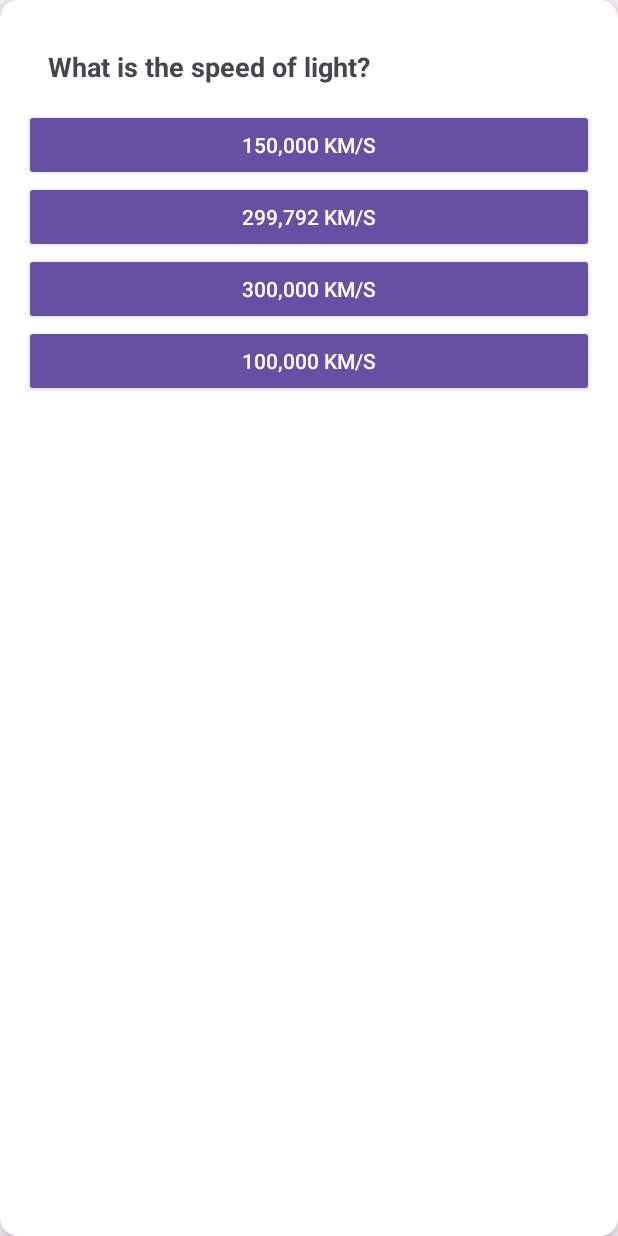
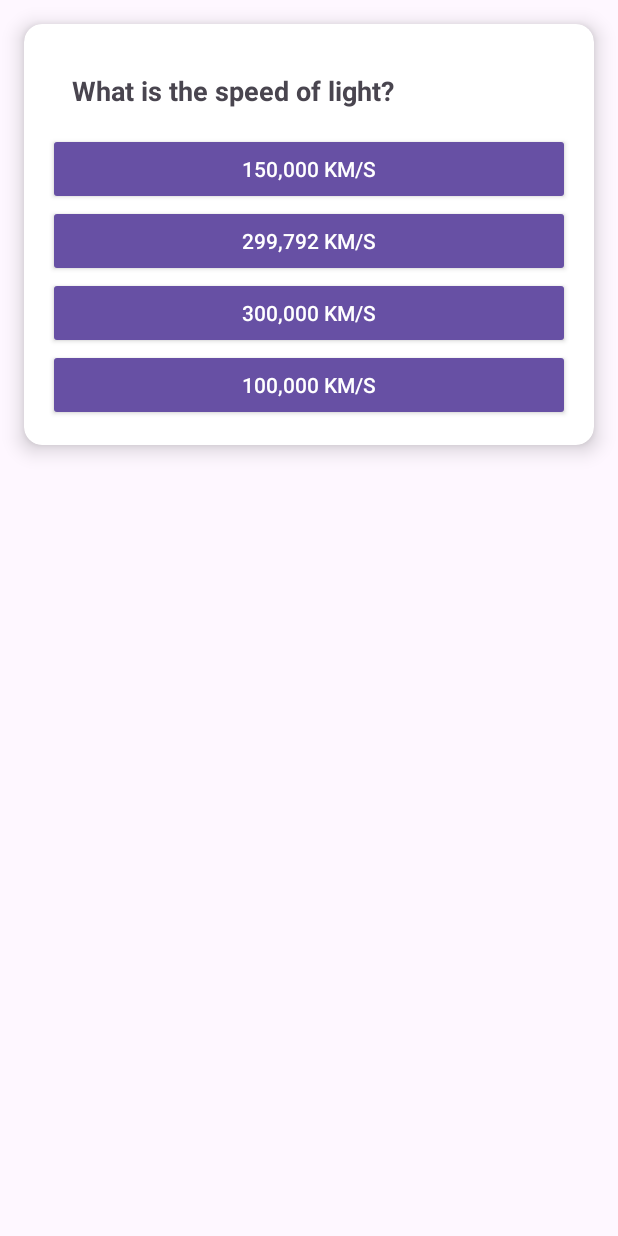
Before and after one commit to blurridge/iStudy, an Android app: the screen it shows after launch (TakeQuizActivity), after a tap on "Review", on a phone screen of 412 x 824 dp. Run offline under Robolectric (Android 15) with nearby library versions, the phone set to English and light mode, and no system bars.

Commit message:
broke down takequizactivity into 2 fragments QuizFragment(functional) and QuizResultFragment(empty)

```diff
--- /dev/null
+++ b/app/src/main/java/com/example/istudy/QuizFragment.kt
@@ -0,0 +1,89 @@
+package com.example.istudy
+
+import android.os.Bundle
+import android.view.LayoutInflater
+import android.view.View
+import android.view.ViewGroup
+import androidx.fragment.app.Fragment
+import androidx.core.view.ViewCompat
+import androidx.core.view.WindowInsetsCompat
+import com.example.istudy.databinding.FragmentQuizBinding
+
+class QuizFragment : Fragment() {
+
+    private lateinit var binding: FragmentQuizBinding
+    private lateinit var dbHelper: DBHelper
+    private lateinit var questions: List<QuestionModel>
+    private var currentQuestionIndex = 0
+
+    override fun onCreateView(
+        inflater: LayoutInflater, container: ViewGroup?,
+        savedInstanceState: Bundle?
+    ): View? {
+        binding = FragmentQuizBinding.inflate(inflater, container, false)
+        return binding.root
+    }
+
+    override fun onViewCreated(view: View, savedInstanceState: Bundle?) {
+        super.onViewCreated(view, savedInstanceState)
+
+        ViewCompat.setOnApplyWindowInsetsListener(binding.root) { v, insets ->
+            val systemBars = insets.getInsets(WindowInsetsCompat.Type.systemBars())
+            v.setPadding(systemBars.left, systemBars.top, systemBars.right, systemBars.bottom)
+            insets
+        }
+
+        val topicId = requireActivity().intent.getStringExtra("TOPIC_ID") ?: return
+
+        dbHelper = DBHelper(requireContext())
+
+        questions = dbHelper.getQuestions(topicId.toLong())
+
+        if (questions.isNotEmpty()) {
+            displayQuestion(0)
+        } else {
+            binding.questionTextView.text = "No questions available for this topic."
+        }
+
+        binding.choice1Button.setOnClickListener { checkAnswer(1) }
+        binding.choice2Button.setOnClickListener { checkAnswer(2) }
+        binding.choice3Button.setOnClickListener { checkAnswer(3) }
+        binding.choice4Button.setOnClickListener { checkAnswer(4) }
+    }
+
+    private fun displayQuestion(index: Int) {
+        val question = questions[index]
+        binding.questionTextView.text = question.question
+        binding.choice1Button.text = question.choice1
+        binding.choice2Button.text = question.choice2
+        binding.choice3Button.text = question.choice3
+        binding.choice4Button.text = question.choice4
+    }
+
+    private fun checkAnswer(selectedChoice: Int) {
+        val question = questions[currentQuestionIndex]
+        val correctAnswer = question.answer
+
+        val selectedAnswer = when (selectedChoice) {
+            1 -> question.choice1
+            2 -> question.choice2
+            3 -> question.choice3
+            4 -> question.choice4
+            else -> ""
+        }
+
+        if (selectedAnswer == correctAnswer) {
+            // For Correct Answer
+        } else {
+            // For Wrong Answer
+        }
+
+        // Go to next question or if done
+        currentQuestionIndex++
+        if (currentQuestionIndex < questions.size) {
+            displayQuestion(currentQuestionIndex)
+        } else {
+            // After all questions are done
+        }
+    }
+}
--- a/app/src/main/java/com/example/istudy/TakeQuizActivity.kt
+++ b/app/src/main/java/com/example/istudy/TakeQuizActivity.kt
@@ -1,84 +1,20 @@
 package com.example.istudy
 
 import android.os.Bundle
-import android.util.Log
 import androidx.activity.enableEdgeToEdge
 import androidx.appcompat.app.AppCompatActivity
-import androidx.core.view.ViewCompat
-import androidx.core.view.WindowInsetsCompat
-import com.example.istudy.databinding.ActivityTakeQuizBinding
 
 class TakeQuizActivity : AppCompatActivity() {
-
-    private lateinit var binding: ActivityTakeQuizBinding
-    private lateinit var dbHelper: DBHelper
-    private lateinit var questions: List<QuestionModel>
-    private var currentQuestionIndex = 0
 
     override fun onCreate(savedInstanceState: Bundle?) {
         super.onCreate(savedInstanceState)
         enableEdgeToEdge()
+        setContentView(R.layout.activity_take_quiz)
 
-        binding = ActivityTakeQuizBinding.inflate(layoutInflater)
-        setContentView(binding.root)
-
-        ViewCompat.setOnApplyWindowInsetsListener(binding.root) { v, insets ->
-            val systemBars = insets.getInsets(WindowInsetsCompat.Type.systemBars())
-            v.setPadding(systemBars.left, systemBars.top, systemBars.right, systemBars.bottom)
-            insets
-        }
-
-        val topicId = intent.getStringExtra("TOPIC_ID") ?: return
-
-        dbHelper = DBHelper(this)
-
-        questions = dbHelper.getQuestions(topicId.toLong())
-
-        if (questions.isNotEmpty()) {
-            displayQuestion(0)
-        } else {
-            binding.questionTextView.text = "No questions available for this topic."
-        }
-
-        binding.choice1Button.setOnClickListener { checkAnswer(1) }
-        binding.choice2Button.setOnClickListener { checkAnswer(2) }
-        binding.choice3Button.setOnClickListener { checkAnswer(3) }
-        binding.choice4Button.setOnClickListener { checkAnswer(4) }
-    }
-
-    private fun displayQuestion(index: Int) {
-        val question = questions[index]
-        binding.questionTextView.text = question.question
-        binding.choice1Button.text = question.choice1
-        binding.choice2Button.text = question.choice2
-        binding.choice3Button.text = question.choice3
-        binding.choice4Button.text = question.choice4
-    }
-
-    private fun checkAnswer(selectedChoice: Int) {
-        val question = questions[currentQuestionIndex]
-        val correctAnswer = question.answer
-
-        val selectedAnswer = when (selectedChoice) {
-            1 -> question.choice1
-            2 -> question.choice2
-            3 -> question.choice3
-            4 -> question.choice4
-            else -> ""
-        }
-
-        if (selectedAnswer == correctAnswer) {
-            // For Correct Answer
-        } else {
-            // For Wrong Answer
-        }
-
-        // Go to next question or if done
-        currentQuestionIndex++
-        if (currentQuestionIndex < questions.size) {
-            displayQuestion(currentQuestionIndex)
-        } else {
-            // After all questions are done
+        if (savedInstanceState == null) {
+            supportFragmentManager.beginTransaction()
+                .replace(R.id.fragmentContainerView2, QuizFragment())
+                .commitNow()
         }
     }
 }
--- a/app/src/main/res/layout/activity_take_quiz.xml
+++ b/app/src/main/res/layout/activity_take_quiz.xml
@@ -1,71 +1,20 @@
 <?xml version="1.0" encoding="utf-8"?>
-<androidx.cardview.widget.CardView xmlns:android="http://schemas.android.com/apk/res/android"
+<androidx.constraintlayout.widget.ConstraintLayout xmlns:android="http://schemas.android.com/apk/res/android"
     xmlns:app="http://schemas.android.com/apk/res-auto"
+    xmlns:tools="http://schemas.android.com/tools"
+    android:id="@+id/main"
     android:layout_width="match_parent"
-    android:layout_height="wrap_content"
-    android:layout_margin="16dp"
-    app:cardElevation="8dp"
-    app:cardCornerRadius="12dp">
+    android:layout_height="match_parent"
+    tools:context=".TakeQuizActivity">
 
-    <androidx.constraintlayout.widget.ConstraintLayout
-        android:layout_width="match_parent"
-        android:layout_height="wrap_content"
-        android:padding="16dp">
+    <androidx.fragment.app.FragmentContainerView
+        android:id="@+id/fragmentContainerView2"
+        android:name="com.example.istudy.QuizFragment"
+        android:layout_width="0dp"
+        android:layout_height="0dp"
+        app:layout_constraintTop_toTopOf="parent"
+        app:layout_constraintBottom_toBottomOf="parent"
+        app:layout_constraintStart_toStartOf="parent"
+        app:layout_constraintEnd_toEndOf="parent" />
 
-        <TextView
-            android:id="@+id/questionTextView"
-            android:layout_width="0dp"
-            android:layout_height="wrap_content"
-            android:padding="16dp"
-            android:textStyle="bold"
-            android:textSize="18sp"
-            android:gravity="center_vertical"
-            android:text="Question"
-            app:layout_constraintStart_toStartOf="parent"
-            app:layout_constraintEnd_toEndOf="parent"
-            app:layout_constraintTop_toTopOf="parent"
-            app:layout_constraintBottom_toTopOf="@+id/choicesGroup"
-            app:layout_constraintHorizontal_bias="0.5"
-            app:layout_constraintVertical_bias="0.5" />
-
-        <LinearLayout
-            android:id="@+id/choicesGroup"
-            android:layout_width="0dp"
-            android:layout_height="wrap_content"
-            android:orientation="vertical"
-            app:layout_constraintStart_toStartOf="parent"
-            app:layout_constraintEnd_toEndOf="parent"
-            app:layout_constraintTop_toBottomOf="@+id/questionTextView">
-
-            <Button
-                android:id="@+id/choice1Button"
-                style="@style/Widget.AppCompat.Button"
-                android:layout_width="match_parent"
-                android:layout_height="wrap_content"
-                android:text="Choice 1" />
-
-            <Button
-                android:id="@+id/choice2Button"
-                style="@style/Widget.AppCompat.Button"
-                android:layout_width="match_parent"
-                android:layout_height="wrap_content"
-                android:text="Choice 2" />
-
-            <Button
-                android:id="@+id/choice3Button"
-                style="@style/Widget.AppCompat.Button"
-                android:layout_width="match_parent"
-                android:layout_height="wrap_content"
-                android:text="Choice 3" />
-
-            <Button
-                android:id="@+id/choice4Button"
-                style="@style/Widget.AppCompat.Button"
-                android:layout_width="match_parent"
-                android:layout_height="wrap_content"
-                android:text="Choice 4" />
-
-        </LinearLayout>
-
-    </androidx.constraintlayout.widget.ConstraintLayout>
-</androidx.cardview.widget.CardView>
+</androidx.constraintlayout.widget.ConstraintLayout>
--- /dev/null
+++ b/app/src/main/res/layout/fragment_quiz.xml
@@ -0,0 +1,71 @@
+<?xml version="1.0" encoding="utf-8"?>
+<androidx.cardview.widget.CardView xmlns:android="http://schemas.android.com/apk/res/android"
+    xmlns:app="http://schemas.android.com/apk/res-auto"
+    android:layout_width="match_parent"
+    android:layout_height="wrap_content"
+    android:layout_margin="16dp"
+    app:cardElevation="8dp"
+    app:cardCornerRadius="12dp">
+
+    <androidx.constraintlayout.widget.ConstraintLayout
+        android:layout_width="match_parent"
+        android:layout_height="wrap_content"
+        android:padding="16dp">
+
+        <TextView
+            android:id="@+id/questionTextView"
+            android:layout_width="0dp"
+            android:layout_height="wrap_content"
+            android:padding="16dp"
+            android:textStyle="bold"
+            android:textSize="18sp"
+            android:gravity="center_vertical"
+            android:text="Question"
+            app:layout_constraintStart_toStartOf="parent"
+            app:layout_constraintEnd_toEndOf="parent"
+            app:layout_constraintTop_toTopOf="parent"
+            app:layout_constraintBottom_toTopOf="@+id/choicesGroup"
+            app:layout_constraintHorizontal_bias="0.5"
+            app:layout_constraintVertical_bias="0.5" />
+
+        <LinearLayout
+            android:id="@+id/choicesGroup"
+            android:layout_width="0dp"
+            android:layout_height="wrap_content"
+            android:orientation="vertical"
+            app:layout_constraintStart_toStartOf="parent"
+            app:layout_constraintEnd_toEndOf="parent"
+            app:layout_constraintTop_toBottomOf="@+id/questionTextView">
+
+            <Button
+                android:id="@+id/choice1Button"
+                style="@style/Widget.AppCompat.Button"
+                android:layout_width="match_parent"
+                android:layout_height="wrap_content"
+                android:text="Choice 1" />
+
+            <Button
+                android:id="@+id/choice2Button"
+                style="@style/Widget.AppCompat.Button"
+                android:layout_width="match_parent"
+                android:layout_height="wrap_content"
+                android:text="Choice 2" />
+
+            <Button
+                android:id="@+id/choice3Button"
+                style="@style/Widget.AppCompat.Button"
+                android:layout_width="match_parent"
+                android:layout_height="wrap_content"
+                android:text="Choice 3" />
+
+            <Button
+                android:id="@+id/choice4Button"
+                style="@style/Widget.AppCompat.Button"
+                android:layout_width="match_parent"
+                android:layout_height="wrap_content"
+                android:text="Choice 4" />
+
+        </LinearLayout>
+
+    </androidx.constraintlayout.widget.ConstraintLayout>
+</androidx.cardview.widget.CardView>
```
Also changed, not shown: app/src/main/java/com/example/istudy/QuizResultFragment.kt (added, +59 -0 lines), app/src/main/res/layout/fragment_quiz_result.xml (added, +14 -0 lines).
